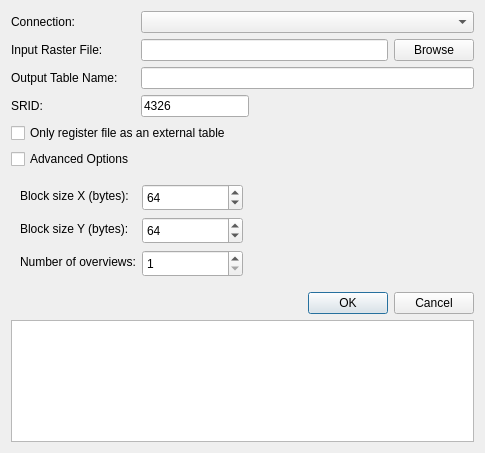
Above: ui/DlgRasterLoader.ui from raiken2/wktrasterplugin before the change. Below: the same form after it.
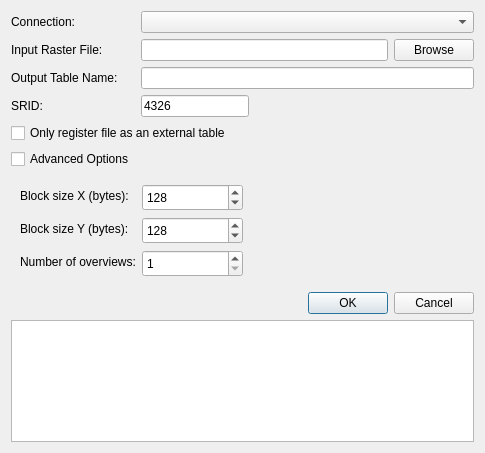
That is the form after the change.

The edit to the form file:
```diff
--- a/ui/DlgRasterLoader.ui
+++ b/ui/DlgRasterLoader.ui
@@ -150,7 +150,7 @@
          <number>16384</number>
         </property>
         <property name="value">
-         <number>64</number>
+         <number>128</number>
         </property>
        </widget>
       </item>
@@ -194,7 +194,7 @@
          <number>16384</number>
         </property>
         <property name="value">
-         <number>64</number>
+         <number>128</number>
         </property>
        </widget>
       </item>
```
